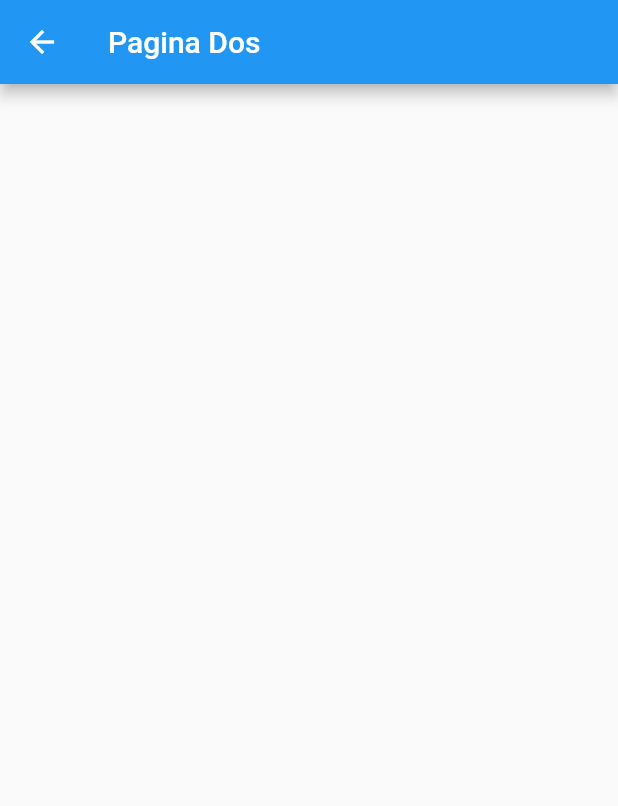
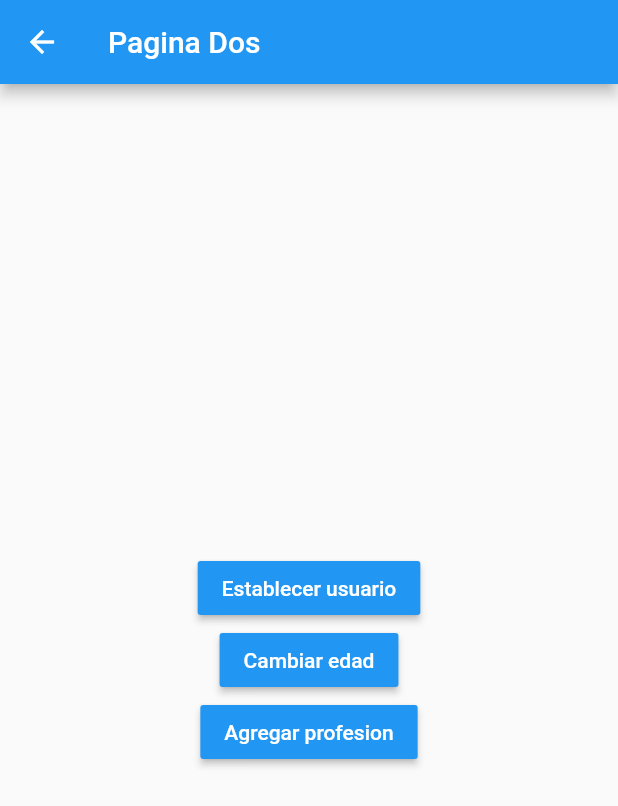
Before and after one commit to fmontalvoo/states_app, a Flutter app: the screen it shows after launch, after a tap on the "accessibility new" icon, on a phone screen of 412 x 824 dp. Shown: the top 806 px of the screen. Run offline on Flutter 3.47's test engine with Material 2 defaults, Android fonts, the phone set to English and light mode, and no system bars.

Commit message:
Disenio de paginas. Modelo para el usuario.
Signed-off-by: Frank Montalvo Ochoa <fmontalvoo@ups.edu.ec>

```diff
--- /dev/null
+++ b/lib/models/user.dart
@@ -0,0 +1,6 @@
+class User {
+  String nombre;
+  int edad;
+  List<String> profesiones;
+  User({this.nombre, this.edad, this.profesiones});
+}
--- a/lib/pages/page_one.dart
+++ b/lib/pages/page_one.dart
@@ -5,7 +5,7 @@ class PageOne extends StatelessWidget {
   Widget build(BuildContext context) {
     return Scaffold(
       appBar: AppBar(title: Text('Pagina Uno')),
-      body: Container(),
+      body: UserInfo(),
       floatingActionButton: FloatingActionButton(
         child: Icon(Icons.accessibility_new),
         onPressed: () {
@@ -15,3 +15,36 @@ class PageOne extends StatelessWidget {
     );
   }
 }
+
+class UserInfo extends StatelessWidget {
+  const UserInfo({
+    Key key,
+  }) : super(key: key);
+
+  @override
+  Widget build(BuildContext context) {
+    return Container(
+        height: double.infinity,
+        width: double.infinity,
+        padding: EdgeInsets.all(20.0),
+        child: SingleChildScrollView(
+          physics: BouncingScrollPhysics(),
+          child: Column(
+            crossAxisAlignment: CrossAxisAlignment.start,
+            children: [
+              Text('General',
+                  style:
+                      TextStyle(fontSize: 18.0, fontWeight: FontWeight.bold)),
+              Divider(),
+              ListTile(title: Text('Nombre:')),
+              ListTile(title: Text('Edad:')),
+              Text('Profesiones',
+                  style:
+                      TextStyle(fontSize: 18.0, fontWeight: FontWeight.bold)),
+              Divider(),
+              ListTile(title: Text('Profesion')),
+            ],
+          ),
+        ));
+  }
+}
--- a/lib/pages/page_two.dart
+++ b/lib/pages/page_two.dart
@@ -7,7 +7,30 @@ class PageTwo extends StatelessWidget {
       appBar: AppBar(
         title: Text('Pagina Dos'),
       ),
-      body: Container(),
+      body: Center(
+          child: Column(
+        mainAxisAlignment: MainAxisAlignment.center,
+        children: [
+          MaterialButton(
+            child: Text('Establecer usuario'),
+            color: Colors.blue,
+            textColor: Colors.white,
+            onPressed: () {},
+          ),
+          MaterialButton(
+            child: Text('Cambiar edad'),
+            color: Colors.blue,
+            textColor: Colors.white,
+            onPressed: () {},
+          ),
+          MaterialButton(
+            child: Text('Agregar profesion'),
+            color: Colors.blue,
+            textColor: Colors.white,
+            onPressed: () {},
+          ),
+        ],
+      )),
     );
   }
 }
```
